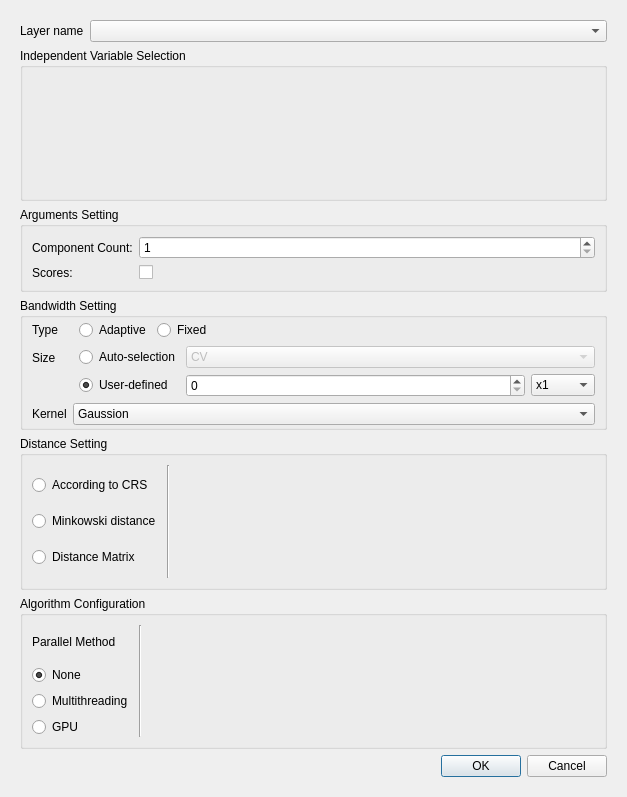
Qt form gwmgwpcaoptionsdialog.ui (GWmodel-Lab/GWmodelS) before a commit.
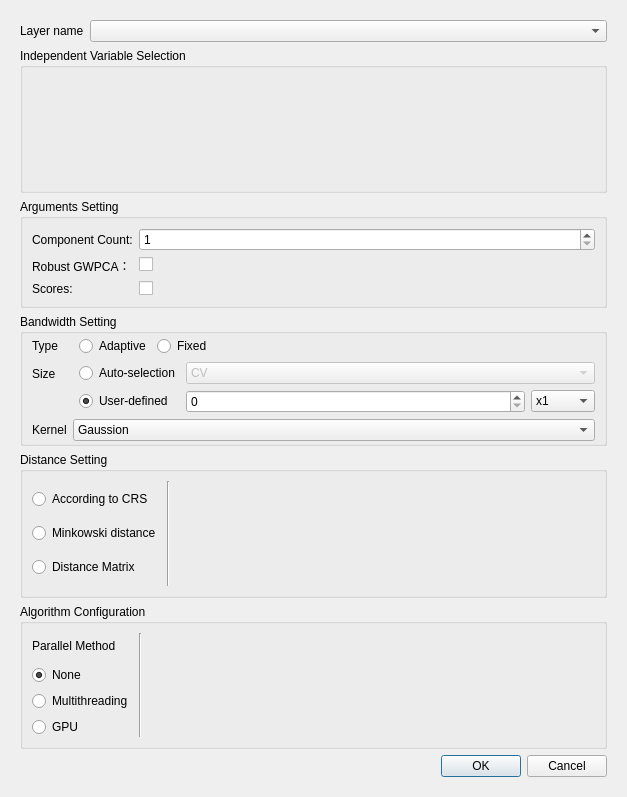
The same form after that commit. Custom widgets are drawn as their Qt base class.

Commit message: robustGWPCA robust GWPCA

```diff
--- a/gwmgwpcaoptionsdialog.ui
+++ b/gwmgwpcaoptionsdialog.ui
@@ -27,8 +27,8 @@
        <rect>
         <x>0</x>
         <y>0</y>
-        <width>609</width>
-        <height>779</height>
+        <width>605</width>
+        <height>775</height>
        </rect>
       </property>
       <layout class="QVBoxLayout" name="verticalLayout_6">
@@ -76,6 +76,13 @@
           <string>Arguments Setting</string>
          </property>
          <layout class="QFormLayout" name="formLayout_7">
+          <item row="1" column="0">
+           <widget class="QLabel" name="label_10">
+            <property name="text">
+             <string>Component Count:</string>
+            </property>
+           </widget>
+          </item>
           <item row="1" column="1">
            <widget class="QSpinBox" name="mKspinBox">
             <property name="sizePolicy">
@@ -89,14 +96,14 @@
             </property>
            </widget>
           </item>
-          <item row="3" column="0">
+          <item row="4" column="0">
            <widget class="QLabel" name="label_12">
             <property name="text">
              <string>Scores:</string>
             </property>
            </widget>
           </item>
-          <item row="3" column="1">
+          <item row="4" column="1">
            <widget class="QCheckBox" name="mScoresCheckBox">
             <property name="sizePolicy">
              <sizepolicy hsizetype="Preferred" vsizetype="Fixed">
@@ -109,10 +116,23 @@
             </property>
            </widget>
           </item>
-          <item row="1" column="0">
-           <widget class="QLabel" name="label_10">
+          <item row="3" column="1">
+           <widget class="QCheckBox" name="mRobustCheckBox">
             <property name="text">
-             <string>Component Count:</string>
+             <string/>
+            </property>
+            <property name="checkable">
+             <bool>true</bool>
+            </property>
+            <property name="checked">
+             <bool>false</bool>
+            </property>
+           </widget>
+          </item>
+          <item row="3" column="0">
+           <widget class="QLabel" name="label_15">
+            <property name="text">
+             <string>Robust GWPCA：</string>
             </property>
            </widget>
           </item>
```
The commit also changes 5 other files.
